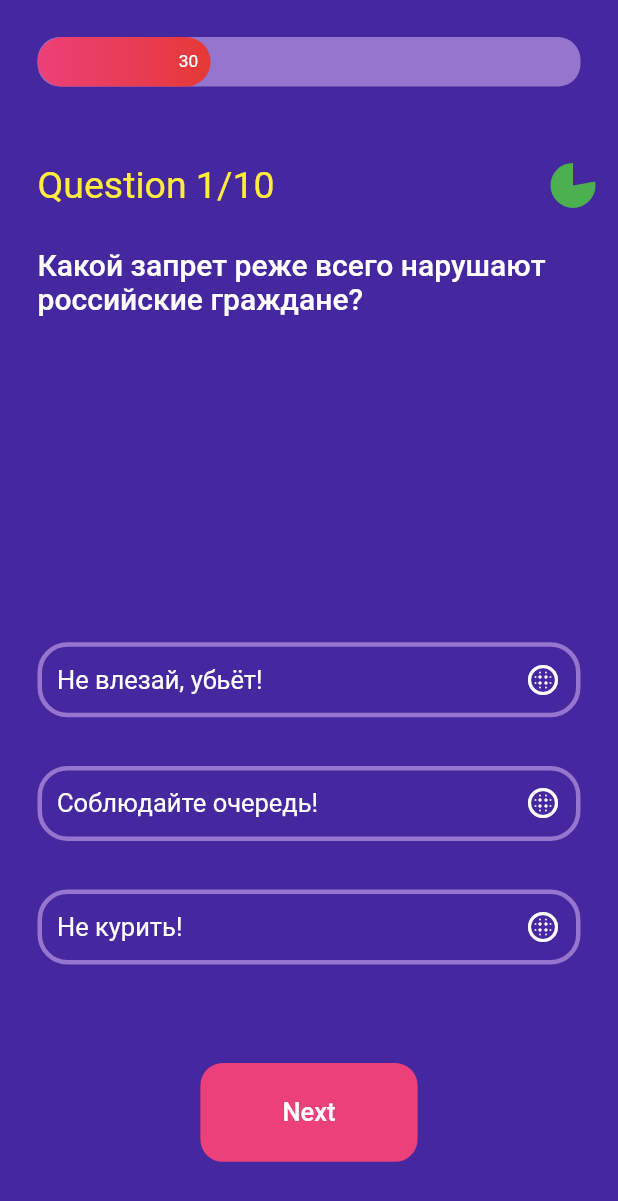
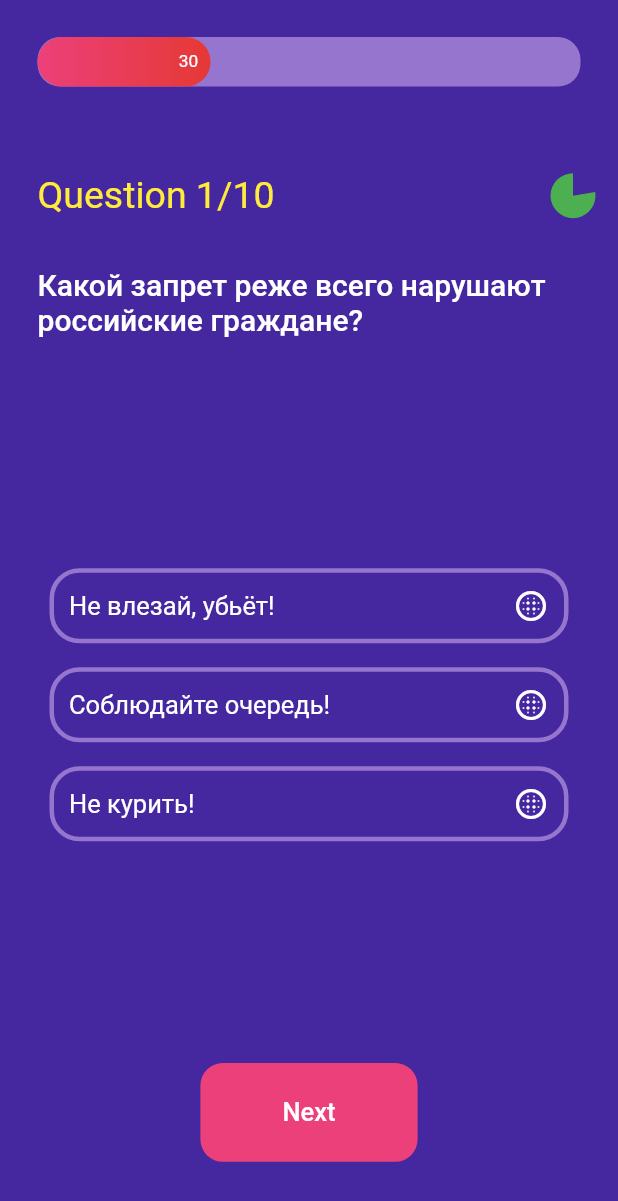
Before and after one commit to KolasikOmetov/simbirsoft-lessons, a Flutter app: the screen it shows after launch, on a phone screen of 412 x 824 dp. Shown: the top 1201 px of the screen. Run offline on Flutter 3.47's test engine with Material 2 defaults, Android fonts, the phone set to English and light mode, and no system bars.

Commit message:
Litte Fixes: Portrait, ListView Answers

```diff
--- a/simbirsoft_lessons/lib/QuestionScreen/q_answers.dart
+++ /dev/null
@@ -1,20 +0,0 @@
-import 'package:flutter/material.dart';
-import 'package:simbirsoft_lessons/QuestionScreen/answer_box.dart';
-
-class QAnswers extends StatelessWidget {
-  final List<String> answers;
-
-  QAnswers(this.answers);
-
-  @override
-  Widget build(BuildContext context) {
-    return Column(
-      mainAxisAlignment: MainAxisAlignment.spaceAround,
-      children: <Widget>[
-        AnswerBox(answer: answers[0]),
-        AnswerBox(answer: answers[1]),
-        AnswerBox(answer: answers[2])
-      ],
-    );
-  }
-}
--- a/simbirsoft_lessons/lib/app.dart
+++ b/simbirsoft_lessons/lib/app.dart
@@ -1,6 +1,6 @@
 import 'package:flutter/material.dart';
 
-import 'QuestionScreen/question_screen.dart';
+import 'question_screen/question_screen.dart';
 
 class App extends StatelessWidget {
   @override
--- a/simbirsoft_lessons/lib/QuestionScreen/answer_box.dart
+++ b/simbirsoft_lessons/lib/question_screen/answer_box.dart
@@ -21,9 +21,11 @@ class _AnswerBoxState extends State<AnswerBox> {
         child: Row(
           mainAxisAlignment: MainAxisAlignment.spaceBetween,
           children: <Widget>[
-            Text(
-              widget.answer,
-              style: Theme.of(context).textTheme.bodyText2,
+            Expanded(
+              child: Text(
+                widget.answer,
+                style: Theme.of(context).textTheme.bodyText2,
+              ),
             ),
             Icon(Icons.blur_circular, color: Colors.white),
           ],
--- a/simbirsoft_lessons/lib/QuestionScreen/clock.dart
+++ b/simbirsoft_lessons/lib/question_screen/clock.dart
@@ -1,5 +1,5 @@
 import 'package:flutter/material.dart';
-import 'package:simbirsoft_lessons/QuestionScreen/circle_timer.dart';
+import 'package:simbirsoft_lessons/question_screen/circle_timer.dart';
 
 class Clock extends StatefulWidget {
   final int time;
--- /dev/null
+++ b/simbirsoft_lessons/lib/question_screen/q_answers.dart
@@ -0,0 +1,20 @@
+import 'package:flutter/material.dart';
+import 'package:simbirsoft_lessons/question_screen/answer_box.dart';
+
+class QAnswers extends StatelessWidget {
+  final List<String> answers;
+
+  QAnswers(this.answers);
+
+  @override
+  Widget build(BuildContext context) {
+    return ListView.builder(
+      shrinkWrap: true,
+      itemCount: answers.length,
+      itemBuilder: (context, index) => Padding(
+        padding: const EdgeInsets.all(8.0),
+        child: AnswerBox(answer: answers[index]),
+      ),
+    );
+  }
+}
--- a/simbirsoft_lessons/lib/QuestionScreen/question_box.dart
+++ b/simbirsoft_lessons/lib/question_screen/question_box.dart
@@ -1,8 +1,8 @@
 import 'package:flutter/material.dart';
-import 'package:simbirsoft_lessons/QuestionScreen/clock.dart';
-import 'package:simbirsoft_lessons/QuestionScreen/q_answers.dart';
-import 'package:simbirsoft_lessons/QuestionScreen/q_number.dart';
-import 'package:simbirsoft_lessons/QuestionScreen/q_text.dart';
+import 'package:simbirsoft_lessons/question_screen/clock.dart';
+import 'package:simbirsoft_lessons/question_screen/q_answers.dart';
+import 'package:simbirsoft_lessons/question_screen/q_number.dart';
+import 'package:simbirsoft_lessons/question_screen/q_text.dart';
 import 'package:simbirsoft_lessons/model/question.dart';
 
 class QuestionBox extends StatelessWidget {
@@ -30,7 +30,7 @@ class QuestionBox extends StatelessWidget {
         ),
         Expanded(
           child: QText(question.text),
-          flex: 3,
+          flex: 2,
         ),
         Expanded(
           child: QAnswers(question.answers),
--- a/simbirsoft_lessons/lib/QuestionScreen/question_screen.dart
+++ b/simbirsoft_lessons/lib/question_screen/question_screen.dart
@@ -1,4 +1,5 @@
 import 'package:flutter/material.dart';
+import 'package:flutter/services.dart';
 import 'package:simbirsoft_lessons/model/question.dart';
 import 'next_button.dart';
 import 'progress_bar.dart';
@@ -10,6 +11,14 @@ class QuestionScreen extends StatefulWidget {
 }
 
 class _QuestionScreenState extends State<QuestionScreen> {
+
+  void initState() {
+    super.initState();
+    SystemChrome.setPreferredOrientations([
+      DeviceOrientation.portraitUp
+    ]);
+  }
+
   final List<Question> questions = [
     Question(
         text: 'Какой запрет реже всего нарушают российские граждане?',
```
Also changed, not shown: simbirsoft_lessons/lib/question_screen/circle_timer.dart (renamed from simbirsoft_lessons/lib/QuestionScreen/circle_timer.dart), simbirsoft_lessons/lib/question_screen/next_button.dart (renamed from simbirsoft_lessons/lib/QuestionScreen/next_button.dart), simbirsoft_lessons/lib/question_screen/progress_bar.dart (renamed from simbirsoft_lessons/lib/QuestionScreen/progress_bar.dart), simbirsoft_lessons/lib/question_screen/q_number.dart (renamed from simbirsoft_lessons/lib/QuestionScreen/q_number.dart), simbirsoft_lessons/lib/question_screen/q_text.dart (renamed from simbirsoft_lessons/lib/QuestionScreen/q_text.dart).
